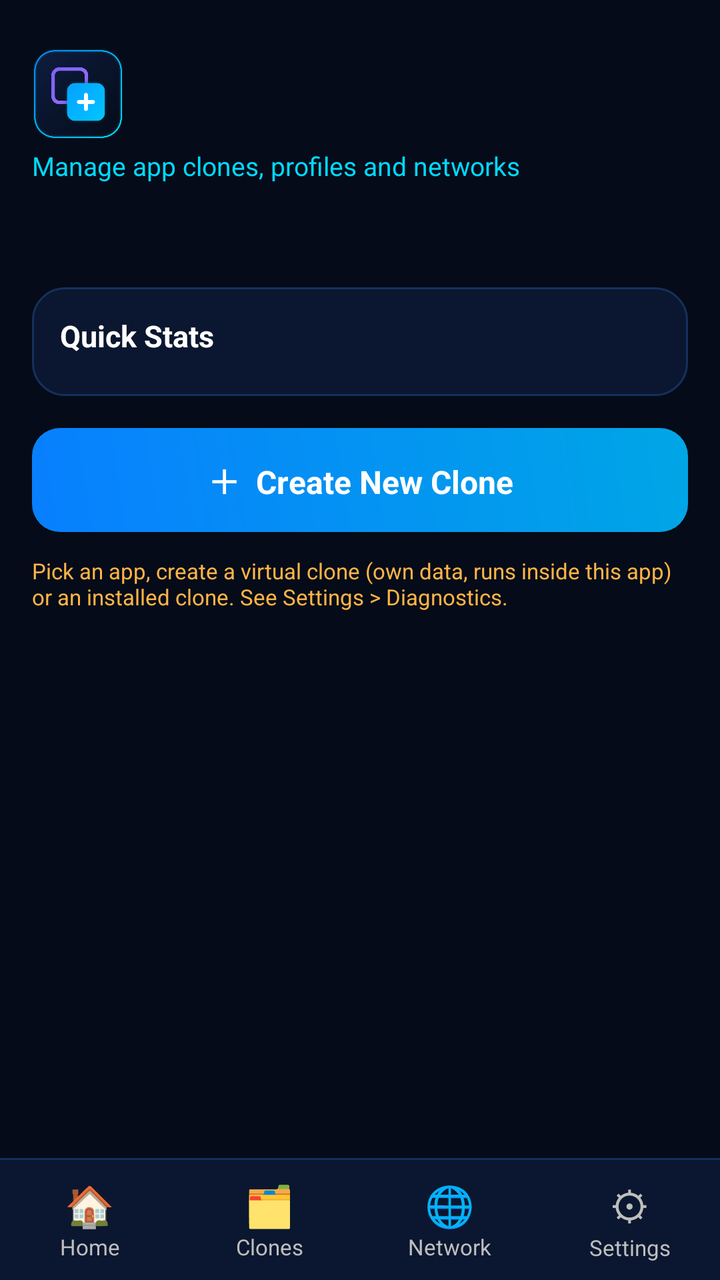
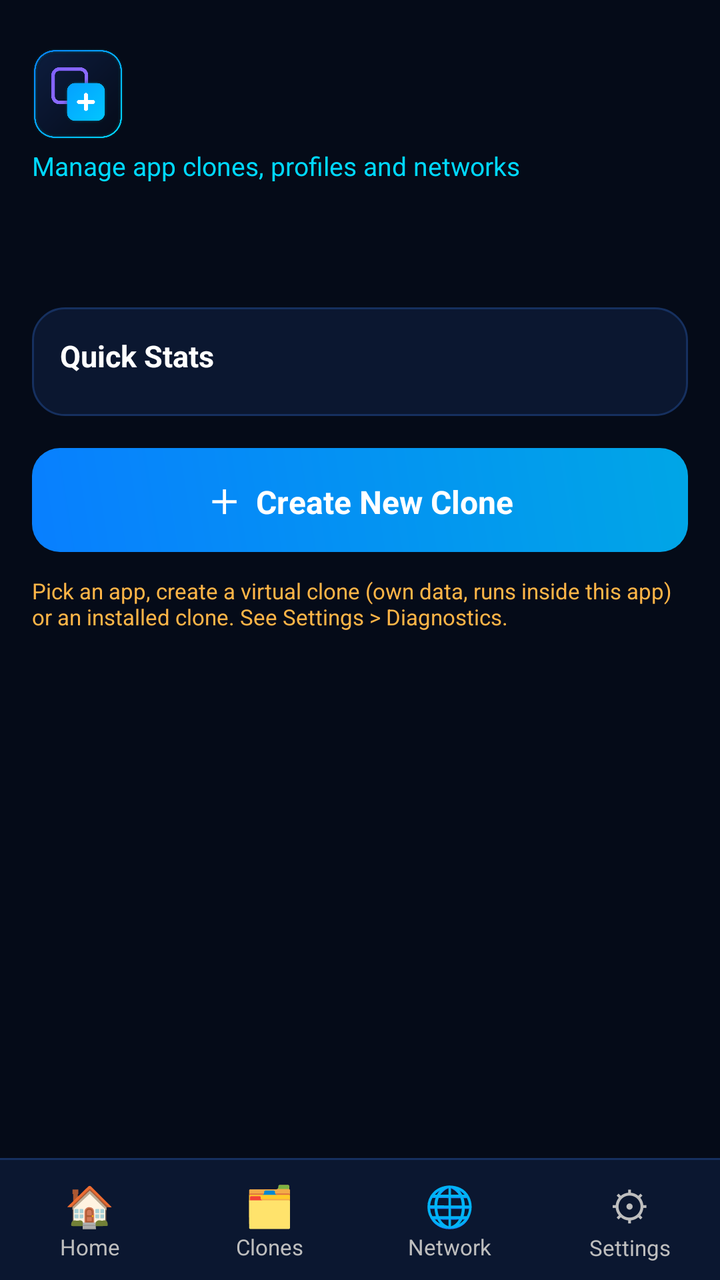

Compare the two renders of this Android layout. The source of the first and the diff that turns it into the second are given below.
<!-- AndroidManifest.xml: application theme AppTheme -->
<!-- res/layout/activity_main.xml -->
<?xml version="1.0" encoding="utf-8"?>
<LinearLayout xmlns:android="http://schemas.android.com/apk/res/android"
    android:layout_width="match_parent"
    android:layout_height="match_parent"
    android:background="@color/bg"
    android:orientation="vertical">

    <ScrollView
        android:layout_width="match_parent"
        android:layout_height="0dp"
        android:layout_weight="1"
        android:fillViewport="true">

        <LinearLayout
            android:layout_width="match_parent"
            android:layout_height="wrap_content"
            android:orientation="vertical"
            android:padding="16dp">

            <LinearLayout android:layout_width="match_parent" android:layout_height="wrap_content"
                android:layout_marginTop="8dp" android:gravity="center_vertical" android:orientation="horizontal">
                <ImageView android:layout_width="46dp" android:layout_height="46dp" android:src="@drawable/logo" />
                <TextView android:id="@+id/title" android:layout_width="wrap_content" android:layout_height="wrap_content"
                    android:layout_marginLeft="12dp" android:textColor="@color/text" android:textSize="24sp" android:textStyle="bold" />
            </LinearLayout>
            <TextView android:layout_width="wrap_content" android:layout_height="wrap_content"
                android:layout_marginBottom="16dp" android:layout_marginTop="4dp"
                android:text="Manage app clones, profiles and networks" android:textColor="@color/cyan" android:textSize="13sp" />

            <LinearLayout android:id="@+id/row1" android:layout_width="match_parent" android:layout_height="wrap_content" android:orientation="horizontal" />
            <LinearLayout android:id="@+id/row2" android:layout_width="match_parent" android:layout_height="wrap_content"
                android:layout_marginTop="10dp" android:orientation="horizontal" />

            <LinearLayout android:id="@+id/row3" android:layout_width="match_parent" android:layout_height="wrap_content"
                android:layout_marginTop="10dp" android:orientation="horizontal" />

            <LinearLayout
                android:layout_width="match_parent"
                android:layout_height="wrap_content"
                android:layout_marginTop="16dp"
                android:background="@drawable/bg_card"
                android:orientation="vertical"
                android:padding="14dp">
                <TextView android:layout_width="wrap_content" android:layout_height="wrap_content"
                    android:text="Quick Stats" android:textColor="@color/text" android:textSize="15sp" android:textStyle="bold" />
                <LinearLayout android:id="@+id/statsRow1" android:layout_width="match_parent" android:layout_height="wrap_content"
                    android:layout_marginTop="6dp" android:orientation="horizontal" />
                <LinearLayout android:id="@+id/statsRow2" android:layout_width="match_parent" android:layout_height="wrap_content" android:orientation="horizontal" />
                <LinearLayout android:id="@+id/statsRow3" android:layout_width="match_parent" android:layout_height="wrap_content" android:orientation="horizontal" />
            </LinearLayout>

            <Button
                android:id="@+id/btnCreate"
                android:layout_width="match_parent"
                android:layout_height="52dp"
                android:layout_marginTop="16dp"
                android:background="@drawable/bg_btn_primary"
                android:text="＋  Create New Clone"
                android:textAllCaps="false"
                android:textColor="@color/text"
                android:textSize="16sp"
                android:textStyle="bold" />

            <TextView
                android:layout_width="match_parent"
                android:layout_height="wrap_content"
                android:layout_marginBottom="8dp"
                android:layout_marginTop="12dp"
                android:text="Pick an app, create a virtual clone (own data, runs inside this app) or an installed clone. See Settings > Diagnostics."
                android:textColor="@color/orange"
                android:textSize="11sp" />
        </LinearLayout>
    </ScrollView>

    <include layout="@layout/include_bottom_nav" />
</LinearLayout>
<!-- res/layout/include_bottom_nav.xml (included above) -->
<?xml version="1.0" encoding="utf-8"?>
<LinearLayout xmlns:android="http://schemas.android.com/apk/res/android"
    android:layout_width="match_parent"
    android:layout_height="wrap_content"
    android:orientation="vertical">

    <View android:layout_width="match_parent" android:layout_height="1dp" android:background="@color/stroke" />

    <LinearLayout
        android:layout_width="match_parent"
        android:layout_height="60dp"
        android:background="@color/bg2"
        android:orientation="horizontal">

        <LinearLayout android:id="@+id/nav0" android:layout_width="0dp" android:layout_height="match_parent"
            android:layout_weight="1" android:gravity="center" android:orientation="vertical">
            <TextView android:id="@+id/navIcon0" android:layout_width="wrap_content" android:layout_height="wrap_content" android:text="🏠" android:textSize="20sp" />
            <TextView android:id="@+id/navLabel0" android:layout_width="wrap_content" android:layout_height="wrap_content" android:text="Home" android:textSize="11sp" />
        </LinearLayout>

        <LinearLayout android:id="@+id/nav1" android:layout_width="0dp" android:layout_height="match_parent"
            android:layout_weight="1" android:gravity="center" android:orientation="vertical">
            <TextView android:id="@+id/navIcon1" android:layout_width="wrap_content" android:layout_height="wrap_content" android:text="🗂" android:textSize="20sp" />
            <TextView android:id="@+id/navLabel1" android:layout_width="wrap_content" android:layout_height="wrap_content" android:text="Clones" android:textSize="11sp" />
        </LinearLayout>

        <LinearLayout android:id="@+id/nav2" android:layout_width="0dp" android:layout_height="match_parent"
            android:layout_weight="1" android:gravity="center" android:orientation="vertical">
            <TextView android:id="@+id/navIcon2" android:layout_width="wrap_content" android:layout_height="wrap_content" android:text="🌐" android:textSize="20sp" />
            <TextView android:id="@+id/navLabel2" android:layout_width="wrap_content" android:layout_height="wrap_content" android:text="Network" android:textSize="11sp" />
        </LinearLayout>

        <LinearLayout android:id="@+id/nav3" android:layout_width="0dp" android:layout_height="match_parent"
            android:layout_weight="1" android:gravity="center" android:orientation="vertical">
            <TextView android:id="@+id/navIcon3" android:layout_width="wrap_content" android:layout_height="wrap_content" android:text="⚙" android:textSize="20sp" />
            <TextView android:id="@+id/navLabel3" android:layout_width="wrap_content" android:layout_height="wrap_content" android:text="Settings" android:textSize="11sp" />
        </LinearLayout>
    </LinearLayout>
</LinearLayout>
<!-- resources referenced by this layout -->
<resources>
  <color name="bg">#050B18</color>
  <color name="bg2">#0B1730</color>
  <color name="cyan">#00D9FF</color>
  <color name="orange">#FFB547</color>
  <color name="stroke">#16305F</color>
  <color name="text">#FFFFFF</color>
  <!-- drawable bg_btn_primary (drawable) -->
  <?xml version="1.0" encoding="utf-8"?>
  <shape xmlns:android="http://schemas.android.com/apk/res/android" android:shape="rectangle">
      <gradient android:startColor="#087FFF" android:endColor="#00A6E6" android:angle="45" />
      <corners android:radius="14dp" />
  </shape>
  <!-- drawable bg_card (drawable) -->
  <?xml version="1.0" encoding="utf-8"?>
  <shape xmlns:android="http://schemas.android.com/apk/res/android" android:shape="rectangle">
      <solid android:color="#0B1730" />
      <stroke android:width="1dp" android:color="#16305F" />
      <corners android:radius="16dp" />
  </shape>
  <!-- drawable logo: png bitmap (drawable-nodpi, 78003 bytes) -->
  <style name="AppTheme" parent="android:Theme.Holo.NoActionBar">
          <item name="android:windowBackground">@color/bg</item>
      </style>
</resources>

<!-- the commit's change to res/layout/activity_main.xml (unified diff, before → after) -->
@@ -32,6 +32,9 @@
                 android:layout_marginTop="10dp" android:orientation="horizontal" />
 
             <LinearLayout android:id="@+id/row3" android:layout_width="match_parent" android:layout_height="wrap_content"
+                android:layout_marginTop="10dp" android:orientation="horizontal" />
+
+            <LinearLayout android:id="@+id/row4" android:layout_width="match_parent" android:layout_height="wrap_content"
                 android:layout_marginTop="10dp" android:orientation="horizontal" />
 
             <LinearLayout
